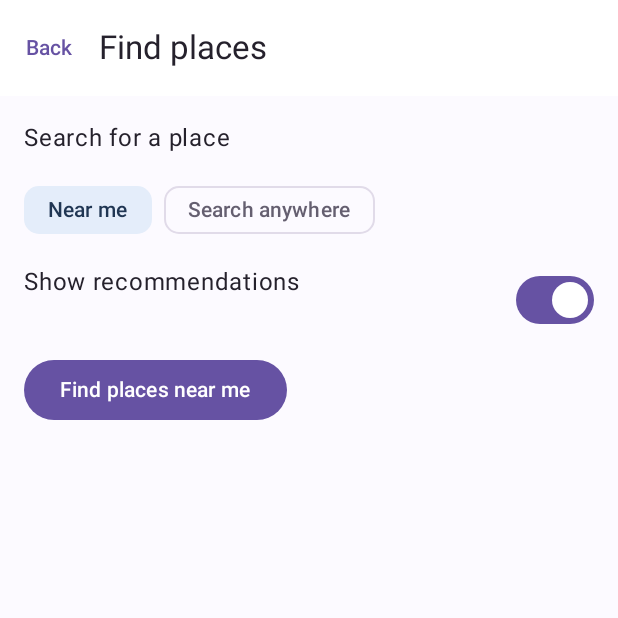
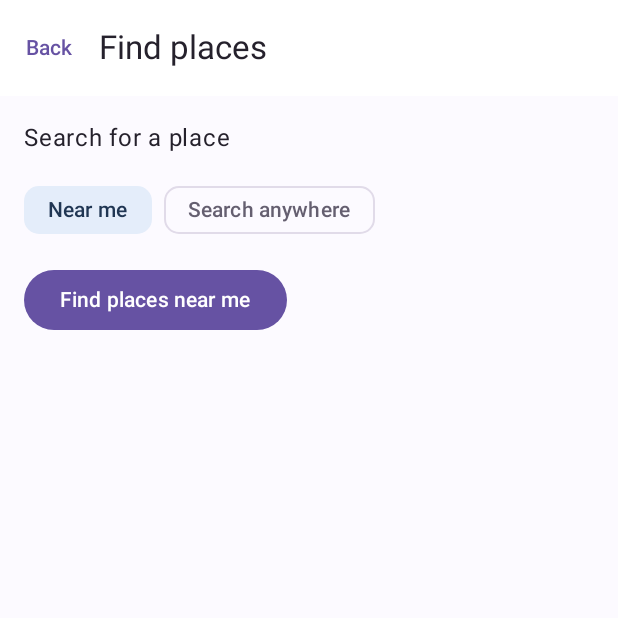
Before and after one commit to namz0516/CS501-NextIn, an Android app built with Jetpack Compose: the NearbyRestaurantsScreen screen opened through its navigation route, on a phone screen of 412 x 824 dp, the top half of it. Run offline under Robolectric (Android 15) with nearby library versions, the phone set to English and light mode, and no system bars; our stand-ins replace Firebase (no records; nobody signed in at launch, a user with empty details on screens opened directly), Room's generated code; libraries missing offline, so code that uses them is left out: com.google.mlkit.vision; 11 statements that could not run were skipped.

Commit message:
Removed toggle in NearbyRestaurantsScreen

```diff
--- a/app/src/main/java/com/example/nextin/ui/recommendations/NearbyRestaurantsScreen.kt
+++ b/app/src/main/java/com/example/nextin/ui/recommendations/NearbyRestaurantsScreen.kt
@@ -33,8 +33,7 @@ fun NearbyRestaurantsScreen(
     var searchQuery by remember { mutableStateOf("") }
     val context = LocalContext.current
     val state by model.state.collectAsStateWithLifecycle()
-    val showNearby by model.showNearby.collectAsStateWithLifecycle(initialValue = true)
-    // Remember denial within this screen so searches do not repeatedly prompt.
+    //remember denial within this screen so searches don't repeatedly prompt
     var searchPermissionAsked by rememberSaveable { mutableStateOf(false) }
     var searchWithoutLocation by rememberSaveable { mutableStateOf(false) }
     val searchLauncher = rememberLauncherForActivityResult(
@@ -90,14 +89,7 @@ fun NearbyRestaurantsScreen(
                     )
                 }
             }
-            if (!searchMode) item {
-                Row(modifier = Modifier.fillMaxWidth(), horizontalArrangement = Arrangement.SpaceBetween) {
-                    Text("Show recommendations")
-                    Switch(checked = showNearby, onCheckedChange = model::setShowNearby)
-                }
-            }
             queueError?.let { message -> item { Text(message, color = MaterialTheme.colorScheme.error) } }
-            if (searchMode || showNearby) {
                 if (searchMode) {
                     item {
                         OutlinedTextField(
@@ -105,12 +97,12 @@ fun NearbyRestaurantsScreen(
                             onValueChange = { searchQuery = it },
                             modifier = Modifier.fillMaxWidth(),
                             label = { Text("Restaurant name") },
-                            placeholder = { Text("e.g. Sharetea") },
+                            placeholder = { Text("Ex: Sharetea") },
                             singleLine = true
                         )
                     }
                     if (searchWithoutLocation) item {
-                        Text("Location unavailable or denied. Search still works, but results are not sorted by distance.", style = MaterialTheme.typography.bodySmall)
+                        Text("Location unavailable or denied. Search still works but results aren't sorted by distance", style = MaterialTheme.typography.bodySmall)
                     }
                     item {
                         Button(
@@ -146,16 +138,15 @@ fun NearbyRestaurantsScreen(
                                 }
                                 Text(distanceLabel, style = MaterialTheme.typography.labelMedium)
                             }
-                            Text("Demo queue only — not the restaurant's actual waitlist", style = MaterialTheme.typography.labelSmall)
+                            Text("Demo queue only, not the restaurant's actual waitlist", style = MaterialTheme.typography.labelSmall)
                             Button(onClick = { onDemoQueue(restaurant) }, enabled = !queueBusy) {
                                 Text("Open NextIn demo queue")
                             }
                         }
                     }
                 }
-                if (state.restaurants.isNotEmpty()) item {
-                    Text("Restaurant information provided by Google Places", style = MaterialTheme.typography.labelSmall)
-                }
+            if (state.restaurants.isNotEmpty()) item {
+                Text("Information provided by Google Places", style = MaterialTheme.typography.labelSmall)
             }
         }
     }
```
